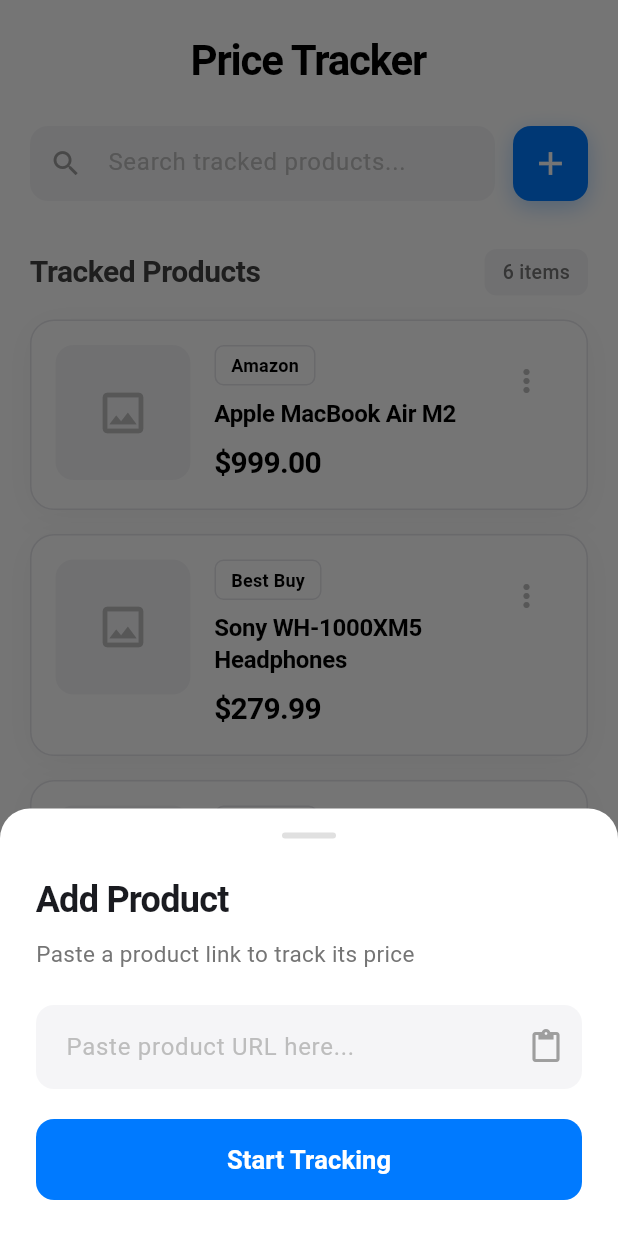
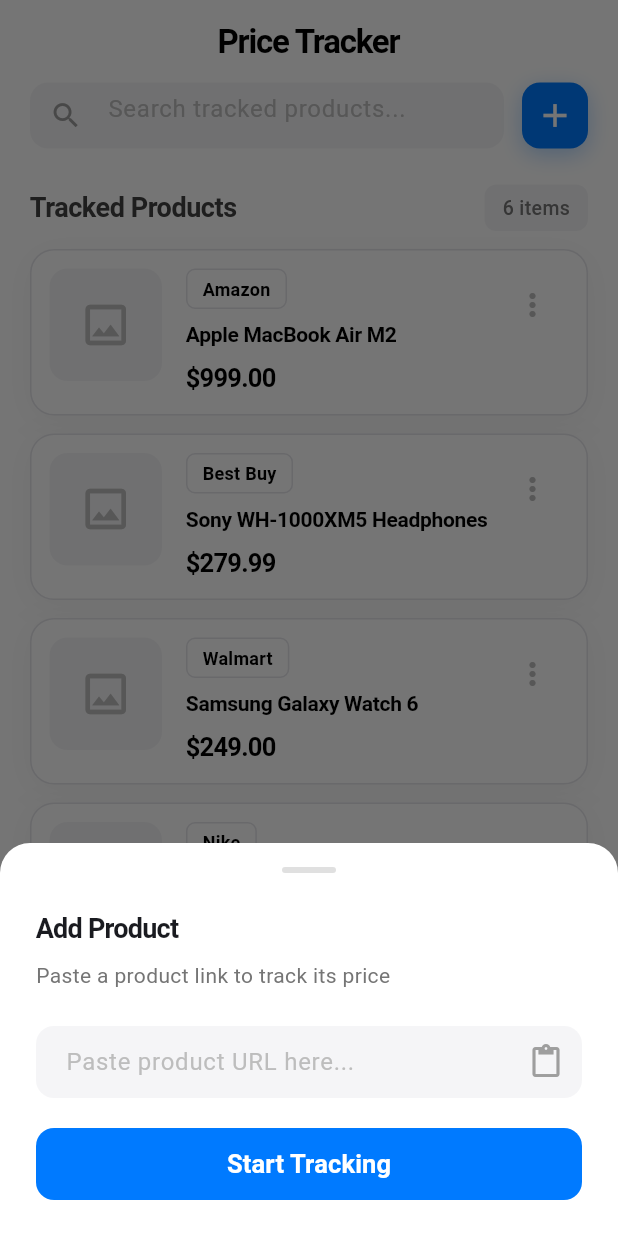
Before and after one commit to pilot32/Price_scrapper-flutter-, a Flutter app: the screen it shows after launch, after a tap on the "add" icon, on a phone screen of 412 x 824 dp. Run offline on Flutter 3.47's test engine with Material 3 defaults, Android fonts, the phone set to English and light mode, and no system bars; our stand-ins replace firebase_auth, firebase_core; accounts and stored records are empty; network calls fail.

Commit message:
fixed the ui and added soem more features inths

```diff
--- a/lib/screens/price_tracker_home_page.dart
+++ b/lib/screens/price_tracker_home_page.dart
@@ -47,7 +47,7 @@
   final ScrollController _scrollController = ScrollController();
 
   // Sample product data
-  final List<Product> products = [
+  List<Product> products = [
     Product(
       id: '1',
       name: 'Apple MacBook Air M2',
@@ -148,7 +148,7 @@
             const Text(
               'Add Product',
               style: TextStyle(
-                fontSize: 24,
+                fontSize: 18,
                 fontWeight: FontWeight.w600,
                 letterSpacing: -0.5,
               ),
@@ -157,7 +157,7 @@
             Text(
               'Paste a product link to track its price',
               style: TextStyle(
-                fontSize: 15,
+                fontSize: 14,
                 color: Colors.grey[600],
                 height: 1.4,
               ),
@@ -176,7 +176,7 @@
                 ),
                 contentPadding: const EdgeInsets.symmetric(
                   horizontal: 16,
-                  vertical: 16,
+                  vertical: 12,
                 ),
                 suffixIcon: IconButton(
                   icon: Icon(Icons.paste, color: Colors.grey[500]),
@@ -193,7 +193,7 @@
             const SizedBox(height: 20),
             SizedBox(
               width: double.infinity,
-              height: 54,
+              height: 48,
               child: ElevatedButton(
                 onPressed: () {
                   Navigator.pop(context);
@@ -264,12 +264,12 @@
   Widget _buildTitleSection() {
     return Container(
       color: Colors.white,
-      padding: const EdgeInsets.fromLTRB(20, 20, 20, 16),
+      padding: const EdgeInsets.fromLTRB(20, 12, 20, 8),
       alignment: Alignment.center,
       child: const Text(
         'Price Tracker',
         style: TextStyle(
-          fontSize: 28,
+          fontSize: 22,
           fontWeight: FontWeight.w700,
           letterSpacing: -0.8,
           color: Colors.black,
@@ -281,12 +281,12 @@
   Widget _buildSearchBar() {
     return Container(
       color: Colors.white,
-      padding: const EdgeInsets.fromLTRB(20, 8, 20, 16),
+      padding: const EdgeInsets.fromLTRB(20, 4, 20, 12),
       child: Row(
         children: [
           Expanded(
             child: Container(
-              height: 50,
+              height: 44,
               decoration: BoxDecoration(
                 color: const Color(0xFFF5F5F7),
                 borderRadius: BorderRadius.circular(12),
@@ -323,8 +323,8 @@
           GestureDetector(
             onTap: _showAddProductSheet,
             child: Container(
-              width: 50,
-              height: 50,
+              width: 44,
+              height: 44,
               decoration: BoxDecoration(
                 color: const Color(0xFF007AFF),
                 borderRadius: BorderRadius.circular(12),
@@ -355,21 +355,64 @@
           return _buildListHeader();
         }
         final product = products[index - 1];
-        return _buildProductCard(product);
+        return Dismissible(
+          key: Key(product.id),
+          direction: DismissDirection.endToStart, // swipe LEFT only
+          background: Container(
+            margin: const EdgeInsets.only(bottom: 16),
+            padding: const EdgeInsets.symmetric(horizontal: 20),
+            alignment: Alignment.centerRight,
+            decoration: BoxDecoration(
+              color: const Color(0xFFFF3B30), // iOS delete red
+              borderRadius: BorderRadius.circular(16),
+            ),
+            child: const Icon(Icons.delete, color: Colors.white, size: 28),
+          ),
+          confirmDismiss: (direction) async {
+            return await showDialog(
+              context: context,
+              builder: (context) => AlertDialog(
+                title: const Text('Remove Product'),
+                content: const Text(
+                  'Are you sure you want to remove this item?',
+                ),
+                actions: [
+                  TextButton(
+                    onPressed: () => Navigator.of(context).pop(false),
+                    child: const Text('Cancel'),
+                  ),
+                  TextButton(
+                    onPressed: () => Navigator.of(context).pop(true),
+                    child: const Text(
+                      'Delete',
+                      style: TextStyle(color: Color(0xFFFF3B30)),
+                    ),
+                  ),
+                ],
+              ),
+            );
+          },
+          onDismissed: (direction) {
+            setState(() {
+              products.removeAt(index - 1);
+            });
+          },
+          child: _buildProductCard(product),
+        );
       },
     );
   }
 
   Widget _buildListHeader() {
     return Padding(
-      padding: const EdgeInsets.only(bottom: 16, top: 8),
+      padding: const EdgeInsets.only(bottom: 12, top: 4),
       child: Row(
         mainAxisAlignment: MainAxisAlignment.spaceBetween,
         children: [
           Text(
             'Tracked Products',
             style: TextStyle(
-              fontSize: 20,
+              fontSize: 18,
               fontWeight: FontWeight.w600,
               letterSpacing: -0.3,
               color: Colors.grey[800],
@@ -397,7 +440,7 @@
 
   Widget _buildProductCard(Product product) {
     return Container(
-      margin: const EdgeInsets.only(bottom: 16),
+      margin: const EdgeInsets.only(bottom: 12),
       decoration: BoxDecoration(
         color: Colors.white,
         borderRadius: BorderRadius.circular(16),
@@ -418,7 +461,7 @@
             // Navigate to product details
           },
           child: Padding(
-            padding: const EdgeInsets.all(16),
+            padding: const EdgeInsets.all(12),
             child: Row(
               crossAxisAlignment: CrossAxisAlignment.start,
               children: [
@@ -437,7 +480,7 @@
                       Text(
                         product.name,
                         style: const TextStyle(
-                          fontSize: 16,
+                          fontSize: 14,
                           fontWeight: FontWeight.w600,
                           letterSpacing: -0.2,
                           color: Colors.black,
@@ -451,7 +494,7 @@
                       Text(
                         '\$${product.price.toStringAsFixed(2)}',
                         style: const TextStyle(
-                          fontSize: 20,
+                          fontSize: 17,
                           fontWeight: FontWeight.w700,
                           letterSpacing: -0.5,
                           color: Colors.black,
@@ -480,8 +523,8 @@
 
   Widget _buildProductImage(Product product) {
     return Container(
-      width: 90,
-      height: 90,
+      width: 75,
+      height: 75,
       decoration: BoxDecoration(
         color: const Color(0xFFF5F5F7),
         borderRadius: BorderRadius.circular(12),
@@ -557,8 +600,6 @@
   //   );
   // }
 
-
-
   void _showProductOptions(Product product) {
     showModalBottomSheet(
       context: context,
@@ -617,7 +658,7 @@
     return InkWell(
       onTap: onTap,
       child: Padding(
-        padding: const EdgeInsets.symmetric(vertical: 14),
+        padding: const EdgeInsets.symmetric(vertical: 10),
         child: Row(
           children: [
             Icon(icon, size: 24, color: color ?? Colors.grey[700]),
```
